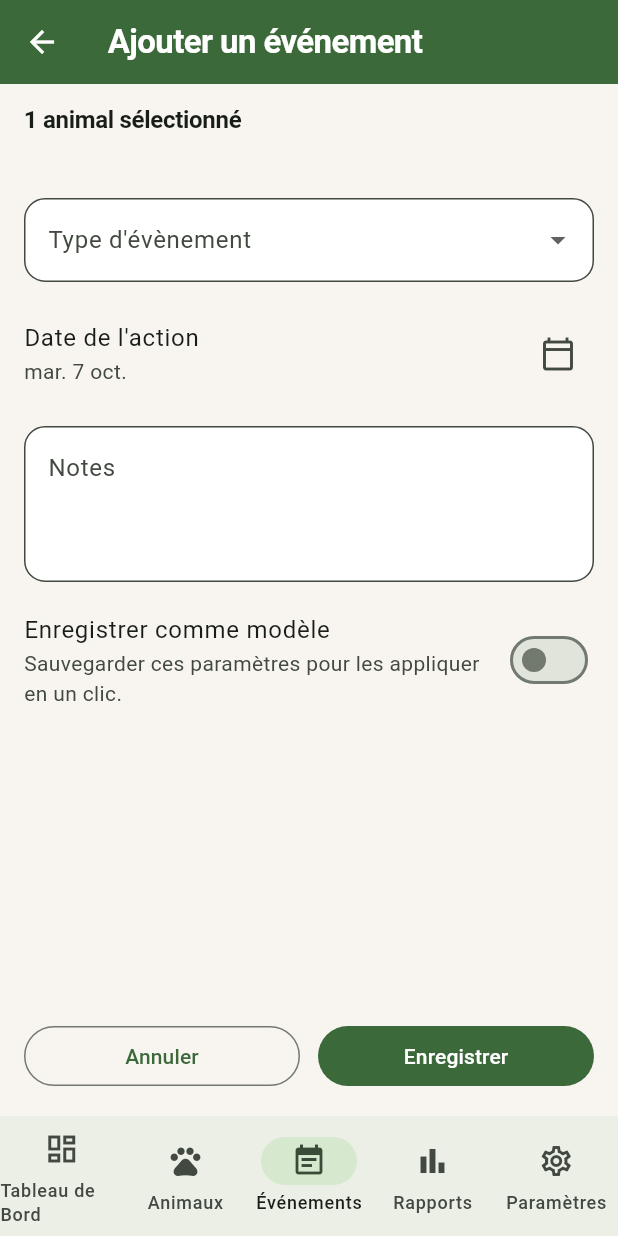
After one commit to zidane123-web/Khodan, a Flutter app: the AddEventScreen screen opened by its route, on a phone screen of 412 x 824 dp. The commit adds this screen. Run offline on Flutter 3.47's test engine with Material 3 defaults, Android fonts, the light colour scheme and no system bars; our stand-ins replace equatable, fl_chart, flutter_bloc, go_router, image_picker, printing and 2 more; missing offline and left inert: mobile_scanner; accounts and stored records are empty.

Commit message:
events: écran complet pour l'ajout d'événements et nouvelle route
- Ajoute AddEventScreen (page dédiée)

- Ajoute la route /events/add-event (GoRouter)

- Met à jour le FAB Santé/Autres pour naviguer vers la page

- Recharge les événements et affiche un Snackbar de succès au retour

```diff
--- a/lib/app/config/router.dart
+++ b/lib/app/config/router.dart
@@ -12,9 +12,12 @@ import '../../features/auth/presentation/screens/splash_screen.dart';
 import '../../features/dashboard/presentation/screens/dashboard_screen.dart';
 import '../../features/events/presentation/screens/events_hub_screen.dart';
 import '../../features/events/presentation/screens/add_breeding_record_screen.dart';
+import '../../features/events/presentation/screens/add_event_screen.dart';
 import '../../features/events/presentation/cubit/breeding_cubit.dart';
 import '../../features/reports/presentation/screens/reports_screen.dart';
 import '../../features/settings/presentation/screens/settings_screen.dart';
+import '../../data/models/animal.dart';
+import '../../data/repositories/event_repository.dart';
 
 final GlobalKey<NavigatorState> _rootNavigatorKey = GlobalKey<NavigatorState>(
   debugLabel: 'rootNavigator',
@@ -96,6 +99,38 @@ class KhodanRouter {
                           return BlocProvider.value(
                             value: breedingCubit,
                             child: const AddBreedingRecordScreen(),
+                          );
+                        },
+                      ),
+                      GoRoute(
+                        path: 'add-event',
+                        builder: (BuildContext context, GoRouterState state) {
+                          final Object? extra = state.extra;
+                          EventRepository? repository;
+                          List<Animal>? animals;
+
+                          if (extra is Map) {
+                            final Object? repo = extra['repository'];
+                            final Object? list = extra['animals'];
+                            if (repo is EventRepository) repository = repo;
+                            if (list is List<Animal>) animals = list;
+                          }
+
+                          repository ??= InMemoryEventRepository();
+
+                          // Try to fallback to breeding cubit animals if not provided
+                          animals ??= () {
+                            try {
+                              final BreedingCubit cubit = context.read<BreedingCubit>();
+                              return cubit.state.animals;
+                            } catch (_) {
+                              return <Animal>[];
+                            }
+                          }();
+
+                          return AddEventScreen(
+                            animals: animals,
+                            repository: repository,
                           );
                         },
                       ),
--- /dev/null
+++ b/lib/features/events/presentation/screens/add_event_screen.dart
@@ -0,0 +1,412 @@
+import 'package:flutter/material.dart';
+
+import '../../../../data/models/animal.dart';
+import '../../../../data/models/animal_event.dart';
+import '../../../../data/models/event.dart';
+import '../../../../data/repositories/event_repository.dart';
+
+class AddEventScreen extends StatefulWidget {
+  const AddEventScreen({
+    required this.animals,
+    required this.repository,
+    super.key,
+  });
+
+  final List<Animal> animals;
+  final EventRepository repository;
+
+  @override
+  State<AddEventScreen> createState() => _AddEventScreenState();
+}
+
+class _AddEventScreenState extends State<AddEventScreen> {
+  final GlobalKey<FormState> _formKey = GlobalKey<FormState>();
+  final TextEditingController _notesController = TextEditingController();
+  final TextEditingController _weightController = TextEditingController();
+  final TextEditingController _priceController = TextEditingController();
+  final TextEditingController _treatmentController = TextEditingController();
+  final TextEditingController _templateNameController = TextEditingController();
+
+  DateTime _eventDate = DateTime.now();
+  String? _eventType;
+  String? _selectedTemplateName;
+  bool _saveAsTemplate = false;
+
+  // Simple in-memory templates for this session/screen
+  static final List<_EventTemplate> _savedTemplates = <_EventTemplate>[];
+
+  @override
+  void dispose() {
+    _notesController.dispose();
+    _weightController.dispose();
+    _priceController.dispose();
+    _treatmentController.dispose();
+    _templateNameController.dispose();
+    super.dispose();
+  }
+
+  Future<void> _pickDate() async {
+    final DateTime now = DateTime.now();
+    final DateTime? selected = await showDatePicker(
+      context: context,
+      initialDate: _eventDate,
+      firstDate: DateTime(now.year - 2),
+      lastDate: DateTime(now.year + 2),
+    );
+    if (selected != null) {
+      setState(() => _eventDate = selected);
+    }
+  }
+
+  bool get _requiresWeight => _eventType == 'weight';
+  bool get _requiresPrice => _eventType == 'sale';
+  bool get _requiresTreatment =>
+      _eventType == 'treatment' || _eventType == 'vaccination';
+
+  String _formatNumber(double? value) {
+    if (value == null) return '';
+    final bool isInteger = (value - value.round()).abs() < 0.001;
+    return isInteger ? value.toStringAsFixed(0) : value.toStringAsFixed(2);
+  }
+
+  void _applyTemplate(_EventTemplate template) {
+    setState(() {
+      _selectedTemplateName = template.name;
+      _eventType = template.eventType;
+      _weightController.text = _formatNumber(template.weight);
+      _priceController.text = _formatNumber(template.price);
+      _treatmentController.text = template.product ?? '';
+      _notesController.text = template.notes ?? '';
+      _templateNameController.text = template.name;
+    });
+  }
+
+  Map<String, dynamic> _buildDetails(
+    Animal animal, {
+    double? weight,
+    double? price,
+    String? product,
+  }) {
+    final Map<String, dynamic> details = <String, dynamic>{
+      'animalIds': <String>[animal.id],
+      'animalTag': animal.tagId,
+      'animalName': animal.name,
+    };
+
+    switch (_eventType) {
+      case 'weight':
+        final double? effectiveWeight =
+            weight ?? double.tryParse(_weightController.text.replaceAll(',', '.'));
+        if (effectiveWeight != null) {
+          details['weightKg'] = effectiveWeight;
+        }
+        break;
+      case 'sale':
+        final double? effectivePrice =
+            price ?? double.tryParse(_priceController.text.replaceAll(',', '.'));
+        if (effectivePrice != null) {
+          details['salePrice'] = effectivePrice;
+        }
+        break;
+      case 'treatment':
+      case 'vaccination':
+        final String effectiveProduct = (product ?? _treatmentController.text).trim();
+        if (effectiveProduct.isNotEmpty) {
+          details['product'] = effectiveProduct;
+        }
+        break;
+    }
+
+    return details;
+  }
+
+  Future<void> _submit() async {
+    if (!_formKey.currentState!.validate()) {
+      return;
+    }
+    if (_eventType == null) {
+      ScaffoldMessenger.of(context).showSnackBar(
+        const SnackBar(content: Text('Choisissez un type d\'évènement.')),
+      );
+      return;
+    }
+
+    final double? parsedWeight =
+        _requiresWeight ? double.tryParse(_weightController.text.replaceAll(',', '.')) : null;
+    final double? parsedPrice =
+        _requiresPrice ? double.tryParse(_priceController.text.replaceAll(',', '.')) : null;
+    final String? parsedProduct = _requiresTreatment
+        ? (_treatmentController.text.trim().isEmpty ? null : _treatmentController.text.trim())
+        : null;
+    final String? trimmedNotes =
+        _notesController.text.trim().isEmpty ? null : _notesController.text.trim();
+
+    if (_saveAsTemplate) {
+      final String name = _templateNameController.text.trim();
+      if (name.isEmpty) {
+        ScaffoldMessenger.of(context).showSnackBar(
+          const SnackBar(content: Text('Indiquez un nom pour enregistrer le modèle.')),
+        );
+        return;
+      }
+      final _EventTemplate template = _EventTemplate(
+        name: name,
+        eventType: _eventType!,
+        weight: parsedWeight,
+        price: parsedPrice,
+        product: parsedProduct,
+        notes: trimmedNotes,
+      );
+      final int existingIndex =
+          _savedTemplates.indexWhere((_EventTemplate t) => t.name == name);
+      if (existingIndex >= 0) {
+        _savedTemplates[existingIndex] = template;
+      } else {
+        _savedTemplates.add(template);
+      }
+      _selectedTemplateName = name;
+    }
+
+    final List<LivestockEvent> createdEvents = <LivestockEvent>[];
+    for (final Animal animal in widget.animals) {
+      final LivestockEvent draft = LivestockEvent(
+        id: 'event-${DateTime.now().millisecondsSinceEpoch}-${animal.id}',
+        profileId: animal.profileId,
+        eventType: _eventType!,
+        eventDate: _eventDate,
+        details: _buildDetails(
+          animal,
+          weight: parsedWeight,
+          price: parsedPrice,
+          product: parsedProduct,
+        ),
+        notes: trimmedNotes,
+      );
+
+      final LivestockEvent created = await widget.repository.createEvent(
+        draft,
+        links: <AnimalEventLink>[
+          AnimalEventLink(eventId: draft.id, animalId: animal.id, role: 'subject'),
+        ],
+      );
+      createdEvents.add(created);
+    }
+
+    if (!mounted) return;
+    Navigator.of(context).pop(createdEvents);
+  }
+
+  @override
+  Widget build(BuildContext context) {
+    final ThemeData theme = Theme.of(context);
+    final MaterialLocalizations localizations = MaterialLocalizations.of(context);
+    final String selectedSummary = widget.animals.map((Animal a) => a.tagId).join(', ');
+
+    return Scaffold(
+      appBar: AppBar(
+        title: const Text('Ajouter un événement'),
+      ),
+      body: SafeArea(
+        child: SingleChildScrollView(
+          padding: const EdgeInsets.symmetric(horizontal: 16, vertical: 12),
+          child: Form(
+            key: _formKey,
+            child: Column(
+              crossAxisAlignment: CrossAxisAlignment.start,
+              children: <Widget>[
+                Text(
+                  widget.animals.length > 1
+                      ? '${widget.animals.length} animaux sélectionnés'
+                      : '1 animal sélectionné',
+                  style: theme.textTheme.titleMedium,
+                ),
+                const SizedBox(height: 8),
+                Text(selectedSummary, style: theme.textTheme.bodySmall),
+                const SizedBox(height: 16),
+                if (_savedTemplates.isNotEmpty) ...<Widget>[
+                  DropdownButtonFormField<String>(
+                    value: _selectedTemplateName,
+                    decoration: const InputDecoration(labelText: 'Appliquer un modèle'),
+                    hint: const Text('Choisir un modèle'),
+                    items: _savedTemplates
+                        .map((
+                          _EventTemplate t,
+                        ) => DropdownMenuItem<String>(value: t.name, child: Text(t.name)))
+                        .toList(),
+                    onChanged: (String? value) {
+                      if (value == null) {
+                        setState(() {
+                          _selectedTemplateName = null;
+                          _templateNameController.clear();
+                        });
+                      } else {
+                        final _EventTemplate template =
+                            _savedTemplates.firstWhere((_EventTemplate el) => el.name == value);
+                        _applyTemplate(template);
+                      }
+                    },
+                  ),
+                  const SizedBox(height: 12),
+                ],
+                DropdownButtonFormField<String>(
+                  value: _eventType,
+                  decoration: const InputDecoration(labelText: "Type d'évènement"),
+                  items: const <DropdownMenuItem<String>>[
+                    DropdownMenuItem<String>(value: 'weight', child: Text('Pesée')),
+                    DropdownMenuItem<String>(value: 'vaccination', child: Text('Vaccination')),
+                    DropdownMenuItem<String>(value: 'treatment', child: Text('Traitement')),
+                    DropdownMenuItem<String>(value: 'sale', child: Text('Vente')),
+                  ],
+                  onChanged: (String? value) => setState(() => _eventType = value),
+                  validator: (String? value) => value == null ? 'Sélection obligatoire' : null,
+                ),
+                const SizedBox(height: 12),
+                ListTile(
+                  contentPadding: EdgeInsets.zero,
+                  title: const Text("Date de l'action"),
+                  subtitle: Text(localizations.formatMediumDate(_eventDate)),
+                  trailing: IconButton(
+                    icon: const Icon(Icons.calendar_today_outlined),
+                    onPressed: _pickDate,
+                  ),
+                ),
+                if (_requiresWeight) ...<Widget>[
+                  const SizedBox(height: 8),
+                  TextFormField(
+                    controller: _weightController,
+                    keyboardType: const TextInputType.numberWithOptions(decimal: true),
+                    decoration: const InputDecoration(
+                      labelText: 'Poids (kg)',
+                      helperText: 'Valeur appliquée à chaque animal sélectionné',
+                    ),
+                    validator: (String? value) {
+                      if (!_requiresWeight) return null;
+                      if (value == null || value.trim().isEmpty) {
+                        return 'Renseignez le poids mesuré';
+                      }
+                      return double.tryParse(value.replaceAll(',', '.')) == null
+                          ? 'Format invalide'
+                          : null;
+                    },
+                  ),
+                ],
+                if (_requiresPrice) ...<Widget>[
+                  const SizedBox(height: 8),
+                  TextFormField(
+                    controller: _priceController,
+                    keyboardType: const TextInputType.numberWithOptions(decimal: true),
+                    decoration: const InputDecoration(
+                      labelText: 'Montant (EUR)',
+                      helperText: 'Prix appliqué à chaque animal vendu',
+                    ),
+                    validator: (String? value) {
+                      if (!_requiresPrice) return null;
+                      if (value == null || value.trim().isEmpty) {
+                        return 'Indiquez le montant';
+                      }
+                      return double.tryParse(value.replaceAll(',', '.')) == null
+                          ? 'Format invalide'
+                          : null;
+                    },
+                  ),
+                ],
+                if (_requiresTreatment) ...<Widget>[
+                  const SizedBox(height: 8),
+                  TextFormField(
+                    controller: _treatmentController,
+                    decoration: InputDecoration(
+                      labelText: _eventType == 'vaccination' ? 'Vaccin utilisé' : 'Produit administré',
+                    ),
+                    validator: (String? value) {
+                      if (!_requiresTreatment) return null;
+                      if (value == null || value.trim().isEmpty) {
+                        return 'Précisez le produit administré';
+                      }
+                      return null;
+                    },
+                  ),
+                ],
+                const SizedBox(height: 12),
+                TextFormField(
+                  controller: _notesController,
+                  maxLines: 3,
+                  decoration: const InputDecoration(
+                    labelText: 'Notes',
+                    alignLabelWithHint: true,
+                  ),
+                ),
+                const SizedBox(height: 12),
+                SwitchListTile.adaptive(
+                  contentPadding: EdgeInsets.zero,
+                  title: const Text('Enregistrer comme modèle'),
+                  subtitle: const Text('Sauvegarder ces paramètres pour les appliquer en un clic.'),
+                  value: _saveAsTemplate,
+                  onChanged: (bool value) {
+                    setState(() {
+                      _saveAsTemplate = value;
+                      if (value && _templateNameController.text.isEmpty) {
+                        final String suggestion = _eventType != null ? 'Modèle ${_eventType!}' : '';
+                        _templateNameController.text = _selectedTemplateName ?? suggestion;
+                      }
+                    });
+                  },
+                ),
+                if (_saveAsTemplate) ...<Widget>[
+                  const SizedBox(height: 8),
+                  TextFormField(
+                    controller: _templateNameController,
+                    decoration: const InputDecoration(
+                      labelText: 'Nom du modèle',
+                      hintText: 'Vaccination trimestrielle, pesée mensuelle…',
+                    ),
+                  ),
+                ],
+                const SizedBox(height: 24),
+              ],
+            ),
+          ),
+        ),
+      ),
+      bottomNavigationBar: SafeArea(
+        child: Padding(
+          padding: const EdgeInsets.fromLTRB(16, 8, 16, 16),
+          child: Row(
+            children: <Widget>[
+              Expanded(
+                child: OutlinedButton(
+                  onPressed: () => Navigator.of(context).maybePop(),
+                  child: const Text('Annuler'),
+                ),
+              ),
+              const SizedBox(width: 12),
+              Expanded(
+                child: FilledButton(
+                  onPressed: _submit,
+                  child: const Text('Enregistrer'),
+                ),
+              ),
+            ],
+          ),
+        ),
+      ),
+    );
+  }
+}
+
+class _EventTemplate {
+  const _EventTemplate({
+    required this.name,
+    required this.eventType,
+    this.weight,
+    this.price,
+    this.product,
+    this.notes,
+  });
+
+  final String name;
+  final String eventType;
+  final double? weight;
+  final double? price;
+  final String? product;
+  final String? notes;
+}
```
Also changed, not shown: lib/features/events/presentation/screens/events_hub_screen.dart (+43 -1 lines).
